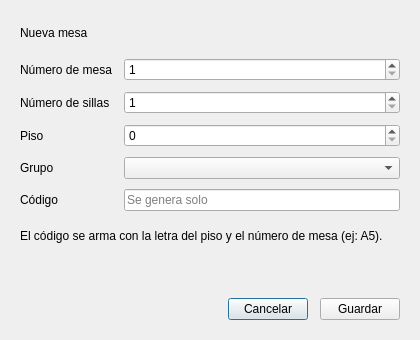
Qt form vista/mesas/mesa_form.ui (segovia-gabriel/ProyectoFinal-PracticasII) before a commit.
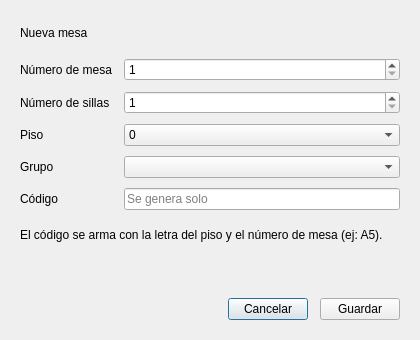
The same form after that commit.

Commit message: Mejoras de UI, validaciones y rediseno de Consumo (mesa abierta/cerrada)

```diff
--- a/vista/mesas/mesa_form.ui
+++ b/vista/mesas/mesa_form.ui
@@ -89,13 +89,17 @@
       </widget>
      </item>
      <item row="2" column="1">
-      <widget class="QSpinBox" name="spinBox_piso">
-       <property name="minimum">
-        <number>0</number>
-       </property>
-       <property name="maximum">
-        <number>10</number>
-       </property>
+      <widget class="QComboBox" name="comboBox_piso">
+       <item>
+        <property name="text">
+         <string>0</string>
+        </property>
+       </item>
+       <item>
+        <property name="text">
+         <string>1</string>
+        </property>
+       </item>
       </widget>
      </item>
      <item row="3" column="0">
```
The commit also changes 42 other files.
